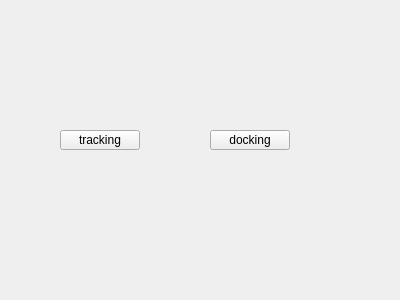
The window that welcome.ui (sjchen1994/qt_track_paint) describes before a commit, drawn with Qt 5.
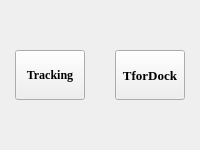
The same window after the commit.

Patch:
```diff
--- a/welcome.ui
+++ b/welcome.ui
@@ -6,8 +6,8 @@
    <rect>
     <x>0</x>
     <y>0</y>
-    <width>400</width>
-    <height>300</height>
+    <width>200</width>
+    <height>150</height>
    </rect>
   </property>
   <property name="windowTitle">
@@ -16,27 +16,49 @@
   <widget class="QPushButton" name="call_tracking">
    <property name="geometry">
     <rect>
-     <x>60</x>
-     <y>130</y>
-     <width>80</width>
-     <height>20</height>
+     <x>15</x>
+     <y>50</y>
+     <width>70</width>
+     <height>50</height>
     </rect>
    </property>
+   <property name="font">
+    <font>
+     <family>Times New Roman</family>
+     <pointsize>9</pointsize>
+     <weight>75</weight>
+     <bold>true</bold>
+    </font>
+   </property>
+   <property name="cursor">
+    <cursorShape>PointingHandCursor</cursorShape>
+   </property>
    <property name="text">
-    <string>tracking</string>
+    <string>Tracking</string>
    </property>
   </widget>
   <widget class="QPushButton" name="call_docking">
    <property name="geometry">
     <rect>
-     <x>210</x>
-     <y>130</y>
-     <width>80</width>
-     <height>20</height>
+     <x>115</x>
+     <y>50</y>
+     <width>70</width>
+     <height>50</height>
     </rect>
    </property>
+   <property name="font">
+    <font>
+     <family>Times New Roman</family>
+     <pointsize>10</pointsize>
+     <weight>75</weight>
+     <bold>true</bold>
+    </font>
+   </property>
+   <property name="cursor">
+    <cursorShape>PointingHandCursor</cursorShape>
+   </property>
    <property name="text">
-    <string>docking</string>
+    <string>TforDock</string>
    </property>
   </widget>
  </widget>
```
Left out of the diff: 2 changed lines with no effect on the pictures.
